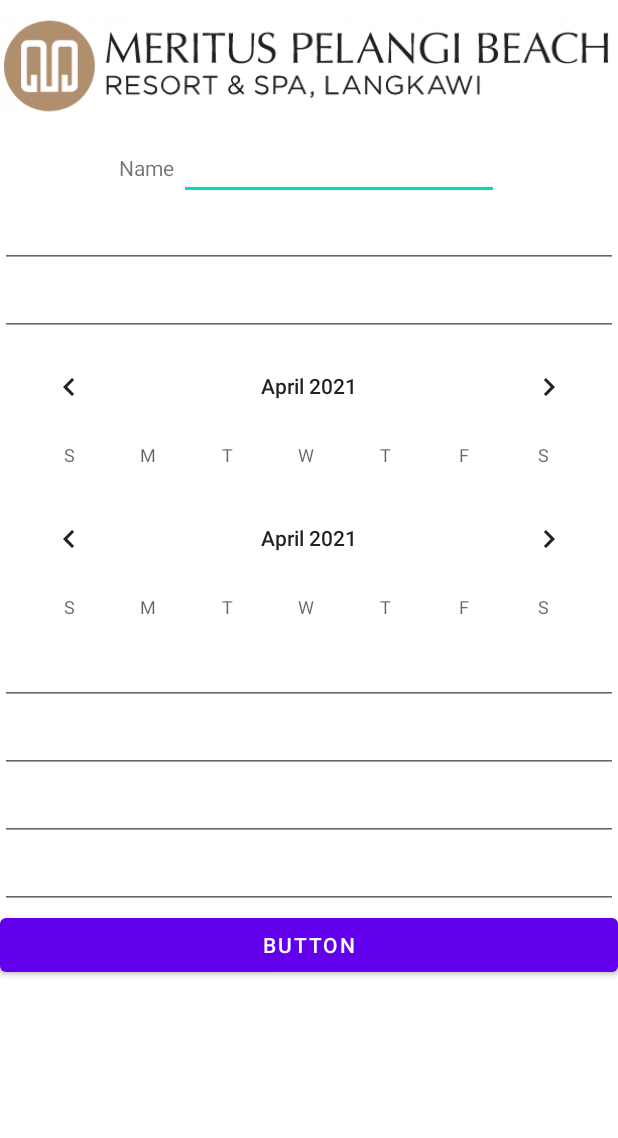
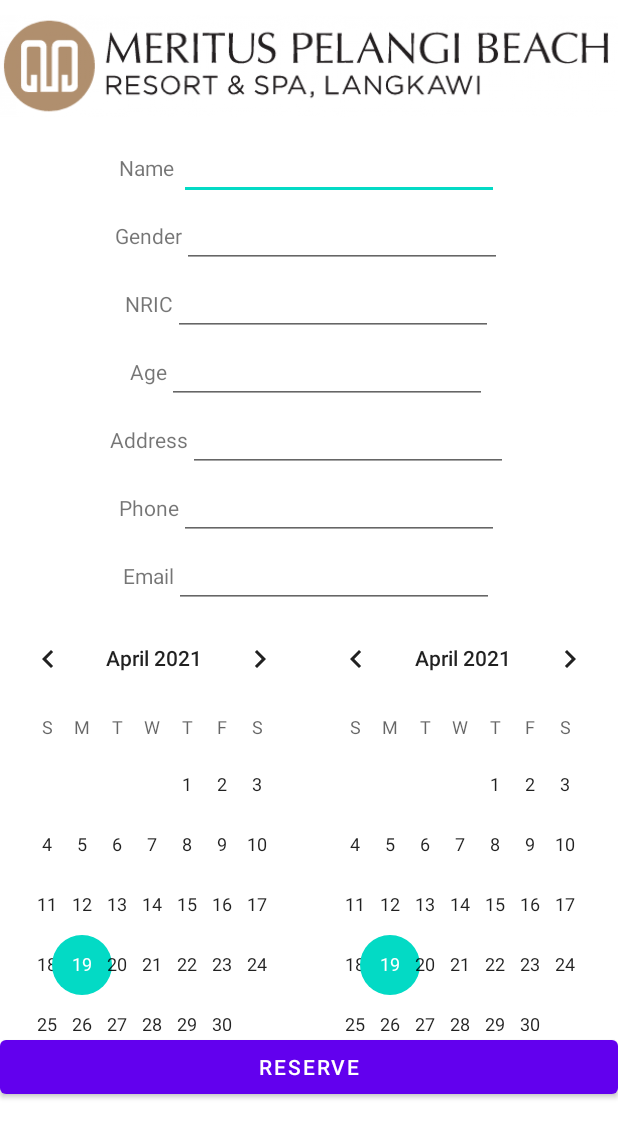
Before and after one commit to Lawrence-Lim/HotelManagement, an Android app: the layout activity_reserve.xml on its own in the app's theme, with its tools: preview values and no code run, on a phone screen of 412 x 824 dp. Shown: the top 1138 px of the screen. Run offline under Robolectric (Android 15) with nearby library versions, the phone set to English and light mode, and no system bars.

Commit message:
new upload

```diff
--- a/app/src/main/java/com/example/hotelmanagement/Login_Page.kt
+++ b/app/src/main/java/com/example/hotelmanagement/Login_Page.kt
@@ -60,8 +60,8 @@ class Login_Page : AppCompatActivity() {
                 }
                 if(passExist){
                     showToast("Login Successful")
-                    val intent  = Intent(applicationContext, UserProfilePage::class.java)
-                    intent.putExtra("User", fuser)
+                    val intent  = Intent(applicationContext, Homepage::class.java)
+                    intent.putExtra("LoginUser", fuser)
                     startActivity(intent)
                 }
                 else
--- a/app/src/main/java/com/example/hotelmanagement/Reserve.kt
+++ b/app/src/main/java/com/example/hotelmanagement/Reserve.kt
@@ -1,5 +1,6 @@
 package com.example.hotelmanagement
 
+import android.content.Intent
 import androidx.appcompat.app.AppCompatActivity
 import android.os.Bundle
 import android.widget.Button
@@ -22,6 +23,9 @@ class Reserve : AppCompatActivity() {
         val btn_insert = findViewById<Button>(R.id.btn_insert)
         btn_insert.setOnClickListener{
             sendData()
+            val intent = Intent(this, RoomAvailability::class.java)
+           /* intent.putExtra(RoomAvailability.btn_name2,"REFERENCE_NAME")*/
+            startActivity(intent)
         }
 
     }
@@ -36,6 +40,7 @@ class Reserve : AppCompatActivity() {
         var email = et_email.text.toString()
         val model = DatabaseModel(gender,ic,age,address,phone,email)
 
+
         //send data to database (update)
         reference.child(name!!).setValue(model)
     }
--- a/app/src/main/res/layout/activity_reserve.xml
+++ b/app/src/main/res/layout/activity_reserve.xml
@@ -18,7 +18,6 @@
         android:layout_height="wrap_content"
         android:orientation="horizontal">
         >
-
         <TextView
             android:layout_width="wrap_content"
             android:layout_height="wrap_content"
@@ -30,10 +29,18 @@
 
             android:ems="10"
             android:inputType="textPersonName"></EditText>
-
     </LinearLayout>
 
 
+    <LinearLayout
+        android:layout_width="wrap_content"
+        android:layout_height="wrap_content"
+        android:orientation="horizontal">
+        >
+        <TextView
+            android:layout_width="wrap_content"
+            android:layout_height="wrap_content"
+            android:text="Gender"></TextView>
 
         <EditText
             android:id="@+id/et_gender"
@@ -42,7 +49,17 @@
 
             android:ems="10"
             android:inputType="textPersonName"></EditText>
+    </LinearLayout>
 
+    <LinearLayout
+        android:layout_width="wrap_content"
+        android:layout_height="wrap_content"
+        android:orientation="horizontal">
+        >
+        <TextView
+            android:layout_width="wrap_content"
+            android:layout_height="wrap_content"
+            android:text="NRIC"></TextView>
         <EditText
             android:id="@+id/et_ic"
             android:layout_width="match_parent"
@@ -50,19 +67,19 @@
 
             android:ems="10"
             android:inputType="textPersonName"></EditText>
+    </LinearLayout>
 
-    <CalendarView
-        android:id="@+id/calendarView3"
-        android:layout_width="match_parent"
-        android:layout_height="101dp"
-       ></CalendarView>
 
-    <CalendarView
-        android:id="@+id/calendarView4"
-        android:layout_width="match_parent"
-        android:layout_height="99dp"
-     />
 
+    <LinearLayout
+        android:layout_width="wrap_content"
+        android:layout_height="wrap_content"
+        android:orientation="horizontal">
+        >
+        <TextView
+            android:layout_width="wrap_content"
+            android:layout_height="wrap_content"
+            android:text="Age"></TextView>
         <EditText
             android:id="@+id/et_age"
             android:layout_width="match_parent"
@@ -70,7 +87,16 @@
 
             android:ems="10"
             android:inputType="textPersonName" />
-
+    </LinearLayout>
+    <LinearLayout
+        android:layout_width="wrap_content"
+        android:layout_height="wrap_content"
+        android:orientation="horizontal">
+        >
+        <TextView
+            android:layout_width="wrap_content"
+            android:layout_height="wrap_content"
+            android:text="Address"></TextView>
         <EditText
             android:id="@+id/et_address"
             android:layout_width="match_parent"
@@ -78,7 +104,16 @@
 
             android:ems="10"
             android:inputType="textPersonName" />
-
+    </LinearLayout>
+    <LinearLayout
+        android:layout_width="wrap_content"
+        android:layout_height="wrap_content"
+        android:orientation="horizontal">
+        >
+        <TextView
+            android:layout_width="wrap_content"
+            android:layout_height="wrap_content"
+            android:text="Phone"></TextView>
         <EditText
             android:id="@+id/et_phone"
             android:layout_width="match_parent"
@@ -86,7 +121,16 @@
 
             android:ems="10"
             android:inputType="textPersonName" />
-
+    </LinearLayout>
+    <LinearLayout
+        android:layout_width="wrap_content"
+        android:layout_height="wrap_content"
+        android:orientation="horizontal">
+        >
+        <TextView
+            android:layout_width="wrap_content"
+            android:layout_height="wrap_content"
+            android:text="Email"></TextView>
         <EditText
             android:id="@+id/et_email"
             android:layout_width="match_parent"
@@ -94,10 +138,27 @@
 
             android:ems="10"
             android:inputType="textPersonName" />
+    </LinearLayout>
+    <LinearLayout
+        android:layout_width="wrap_content"
+        android:layout_height="wrap_content"
+        android:orientation="horizontal">
+        >
+
+        <CalendarView
+            android:id="@+id/calendarView3"
+            android:layout_width="205dp"
+            android:layout_height="282dp"></CalendarView>
+
+        <CalendarView
+            android:id="@+id/calendarView4"
+            android:layout_width="wrap_content"
+            android:layout_height="match_parent" />
+    </LinearLayout>
 
     <Button
         android:id="@+id/btn_insert"
         android:layout_width="match_parent"
         android:layout_height="wrap_content"
-        android:text="Button" />
+        android:text="Reserve" />
 </LinearLayout>
--- a/app/src/main/res/layout/activity_room_availability.xml
+++ b/app/src/main/res/layout/activity_room_availability.xml
@@ -108,7 +108,7 @@
         app:layout_constraintStart_toStartOf="parent" />
 
     <Button
-        android:id="@+id/button3"
+        android:id="@+id/btn_name2"
         android:layout_width="119dp"
         android:layout_height="40dp"
         android:layout_marginTop="65dp"
```
Also changed, not shown: app/src/main/AndroidManifest.xml (+9 -4 lines), app/src/main/java/com/example/hotelmanagement/RoomAvailability.kt (+10 -3 lines), app/src/main/java/com/example/hotelmanagement/homepage.kt (+27 -1 lines), app/src/main/res/layout/activity_homepage.xml (+25 -22 lines). Lines whose indentation alone changed are shown as unchanged.
